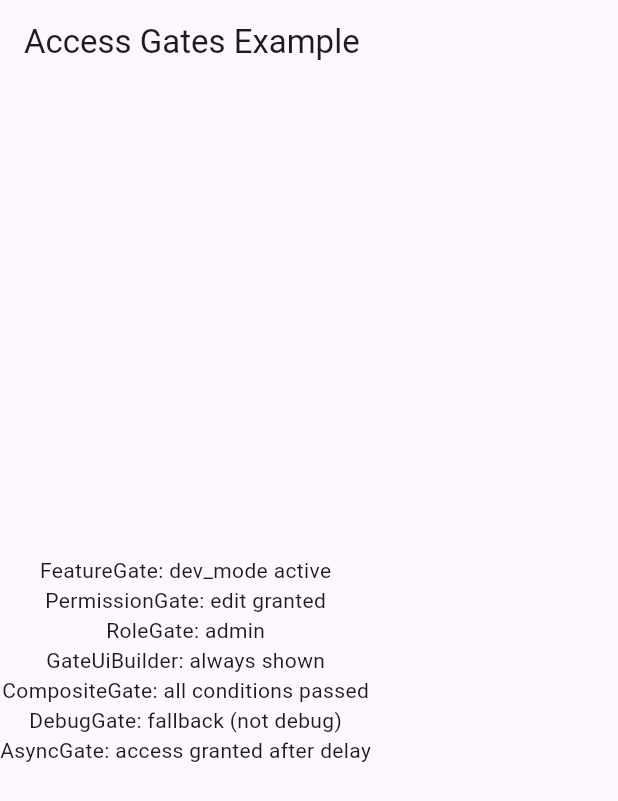
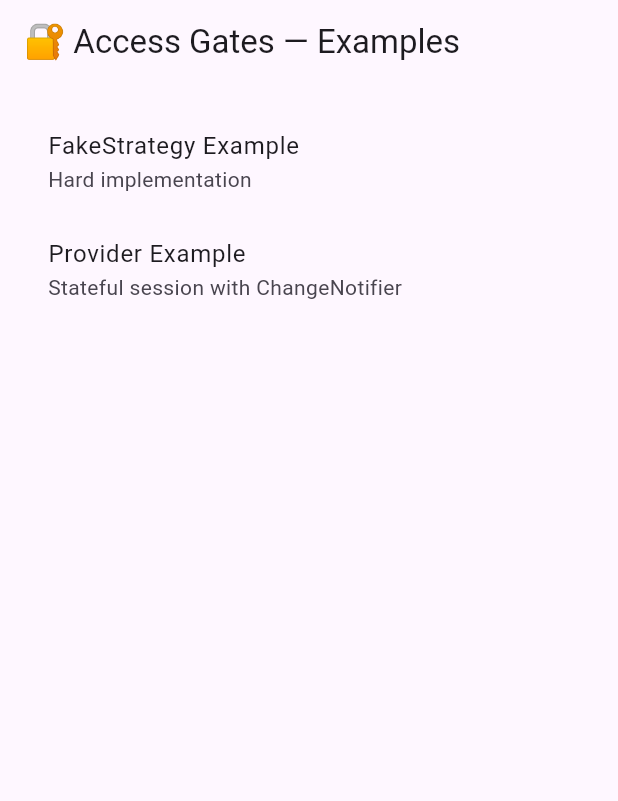
Before and after one commit to Ocengrave/flutter_access_gates, a Flutter app: the screen it shows after launch, on a phone screen of 412 x 824 dp. Shown: the top 801 px of the screen. Run offline on Flutter 3.47's test engine with Material 3 defaults, Android fonts, the phone set to English and light mode, and no system bars.

Commit message:
[FEATURE] Раширены примеры использования

```diff
--- /dev/null
+++ b/example/lib/domain/auth_session.dart
@@ -0,0 +1,17 @@
+final class AuthSession {
+  final String userId;
+  final Set<String> roles;
+  final Set<String> permissions;
+  final Set<String> features;
+
+  const AuthSession({
+    required this.userId,
+    required this.roles,
+    required this.permissions,
+    required this.features,
+  });
+
+  bool hasRole(String role) => roles.contains(role);
+  bool hasPermission(String permission) => permissions.contains(permission);
+  bool isFeatureEnabled(String flag) => features.contains(flag);
+}
--- /dev/null
+++ b/example/lib/infrastructure/auth_session_provider.dart
@@ -0,0 +1,33 @@
+import 'package:flutter/material.dart';
+import 'package:flutter_access_gates_example/domain/auth_session.dart';
+
+final class AuthSessionProvider extends ChangeNotifier {
+  AuthSession? _session;
+  bool _loading = true;
+  bool _error = false;
+
+  AuthSession? get session => _session;
+  bool get isLoading => _loading;
+  bool get hasError => _error;
+
+  AuthSessionProvider() {
+    _load();
+  }
+
+  Future<void> _load() async {
+    try {
+      await Future.delayed(const Duration(milliseconds: 800));
+      _session = const AuthSession(
+        userId: 'user_123',
+        roles: {'admin'},
+        permissions: {'edit', 'export'},
+        features: {'dev_mode'},
+      );
+    } catch (_) {
+      _error = true;
+    } finally {
+      _loading = false;
+      notifyListeners();
+    }
+  }
+}
--- /dev/null
+++ b/example/lib/infrastructure/session_access_strategy.dart
@@ -0,0 +1,19 @@
+import 'package:flutter/material.dart';
+import 'package:flutter_access_gates/adapters/access_strategy.dart';
+import 'package:flutter_access_gates_example/domain/auth_session.dart';
+
+final class SessionAccessStrategy implements AccessStrategy {
+  final AuthSession session;
+  const SessionAccessStrategy(this.session);
+
+  @override
+  bool hasPermission(BuildContext context, String permission) =>
+      session.hasPermission(permission);
+
+  @override
+  bool hasRole(BuildContext context, String role) => session.hasRole(role);
+
+  @override
+  bool isFeatureEnabled(BuildContext context, String flag) =>
+      session.isFeatureEnabled(flag);
+}
--- a/example/lib/main.dart
+++ b/example/lib/main.dart
@@ -1,110 +1,62 @@
 import 'package:flutter/material.dart';
-import 'package:flutter_access_gates/flutter_access_gates.dart';
+import 'package:flutter_access_gates_example/infrastructure/auth_session_provider.dart';
+import 'package:provider/provider.dart';
+import 'fake_strategy_example.dart';
+import 'provider_example.dart';
 
 void main() {
-  runApp(const ExampleApp());
+  runApp(const LauncherApp());
 }
 
-final class FakeAccessStrategy implements AccessStrategy {
-  final Set<String> allowedPermissions;
-  final Set<String> allowedRoles;
-  final Set<String> enabledFeatures;
-
-  const FakeAccessStrategy({
-    this.allowedPermissions = const {},
-    this.allowedRoles = const {},
-    this.enabledFeatures = const {},
-  });
+class LauncherApp extends StatelessWidget {
+  const LauncherApp({super.key});
 
   @override
-  bool hasPermission(BuildContext context, String permission) {
-    return allowedPermissions.contains(permission);
-  }
-
-  @override
-  bool hasRole(BuildContext context, String role) {
-    return allowedRoles.contains(role);
-  }
-
-  @override
-  bool isFeatureEnabled(BuildContext context, String flag) {
-    return enabledFeatures.contains(flag);
+  Widget build(BuildContext context) {
+    return const MaterialApp(
+      title: 'Access Gates Examples',
+      home: LauncherHomePage(),
+    );
   }
 }
 
-final class ExampleApp extends StatelessWidget {
-  const ExampleApp({super.key});
+class LauncherHomePage extends StatelessWidget {
+  const LauncherHomePage({super.key});
 
   @override
   Widget build(BuildContext context) {
-    return FeatureFlags(
-      controller: FeatureFlagsController({'dev_mode': true}),
-      child: AccessStrategyProvider(
-        strategy: const FakeAccessStrategy(
-          allowedRoles: {'admin'},
-          allowedPermissions: {'edit'},
-          enabledFeatures: {'dev_mode'},
-        ),
-        child: MaterialApp(
-          home: Scaffold(
-            appBar: AppBar(title: const Text('Access Gates Example')),
-            body: const ExamplePage(),
+    return Scaffold(
+      appBar: AppBar(title: const Text('🔐 Access Gates — Examples')),
+      body: ListView(
+        padding: const EdgeInsets.all(16),
+        children: [
+          ListTile(
+            title: const Text('FakeStrategy Example'),
+            subtitle: const Text('Hard implementation'),
+            onTap: () {
+              Navigator.of(context).push(
+                MaterialPageRoute(
+                  builder: (_) => const FakeStrategyExampleApp(),
+                ),
+              );
+            },
           ),
-        ),
+          ListTile(
+            title: const Text('Provider Example'),
+            subtitle: const Text('Stateful session with ChangeNotifier'),
+            onTap: () {
+              Navigator.of(context).push(
+                MaterialPageRoute(
+                  builder: (_) => ChangeNotifierProvider(
+                    create: (_) => AuthSessionProvider(),
+                    child: const ProviderExampleApp(),
+                  ),
+                ),
+              );
+            },
+          ),
+        ],
       ),
     );
   }
 }
-
-final class ExamplePage extends StatelessWidget {
-  const ExamplePage({super.key});
-
-  Future<bool> simulateAsyncCheck(BuildContext context, String value) async {
-    await Future.delayed(const Duration(seconds: 1));
-
-    return value == 'allow';
-  }
-
-  @override
-  Widget build(BuildContext context) {
-    return Column(
-      mainAxisAlignment: MainAxisAlignment.center,
-      children: [
-        const FeatureGate(
-          flag: 'dev_mode',
-          child: Text('FeatureGate: dev_mode active'),
-        ),
-        const PermissionGate(
-          permission: 'edit',
-          child: Text('PermissionGate: edit granted'),
-        ),
-        const RoleGate(
-          role: 'admin',
-          child: Text('RoleGate: admin'),
-        ),
-        GateUiBuilder(
-          condition: (ctx) => true,
-          builder: (_) => const Text('GateUiBuilder: always shown'),
-        ),
-        CompositeAccessGate(
-          conditions: [
-            (ctx) => true,
-            (ctx) => true,
-          ],
-          child: const Text('CompositeGate: all conditions passed'),
-        ),
-        const DebugGate(
-          fallback: Text('DebugGate: fallback (not debug)'),
-          child: Text('DebugGate: only in debug'),
-        ),
-        AccessGate<String>(
-          input: 'allow',
-          check: simulateAsyncCheck,
-          loading: const CircularProgressIndicator(),
-          fallback: const Text('AsyncGate: access denied'),
-          child: const Text('AsyncGate: access granted after delay'),
-        ),
-      ],
-    );
-  }
-}
--- a/example/pubspec.yaml
+++ b/example/pubspec.yaml
@@ -12,6 +12,7 @@ dependencies:
 
   flutter_access_gates:
     path: ../
+  provider: ^6.1.5
 
 dev_dependencies:
   flutter_test:
--- a/pubspec.yaml
+++ b/pubspec.yaml
@@ -12,6 +12,7 @@ environment:
 dependencies:
   flutter:
     sdk: flutter
+  provider: ^6.1.5
 
 dev_dependencies:
   flutter_test:
```
Also changed, not shown: example/lib/fake_strategy_example.dart (added, +98 -0 lines), example/lib/provider_example.dart (added, +90 -0 lines), example/pubspec.lock.
